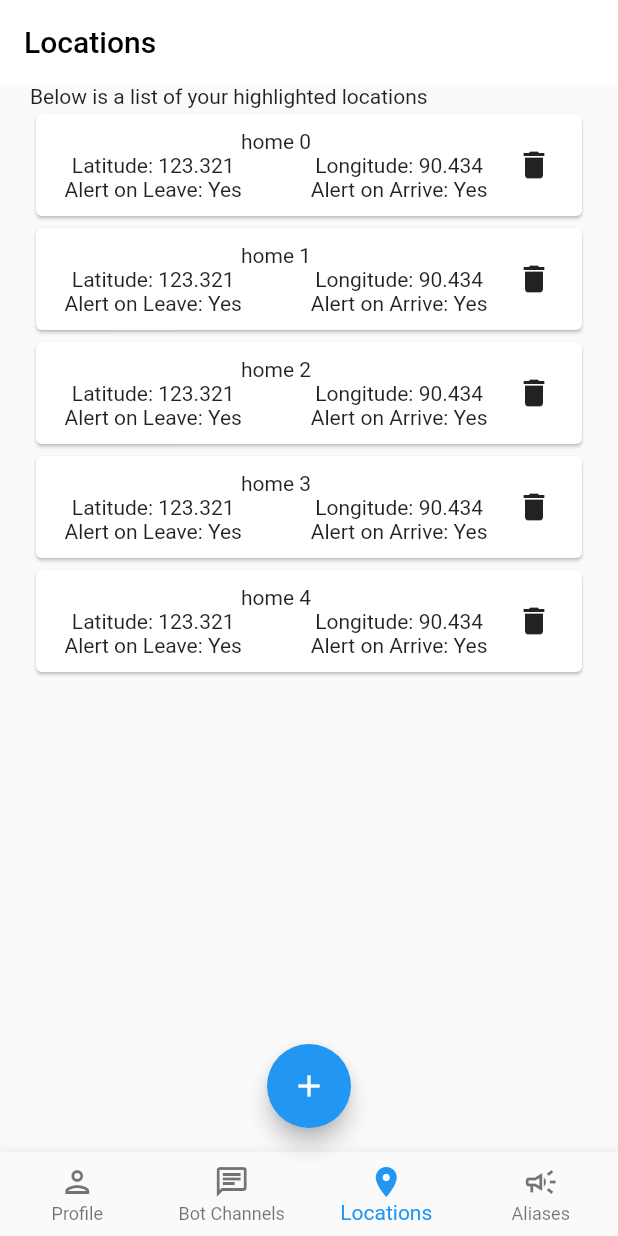
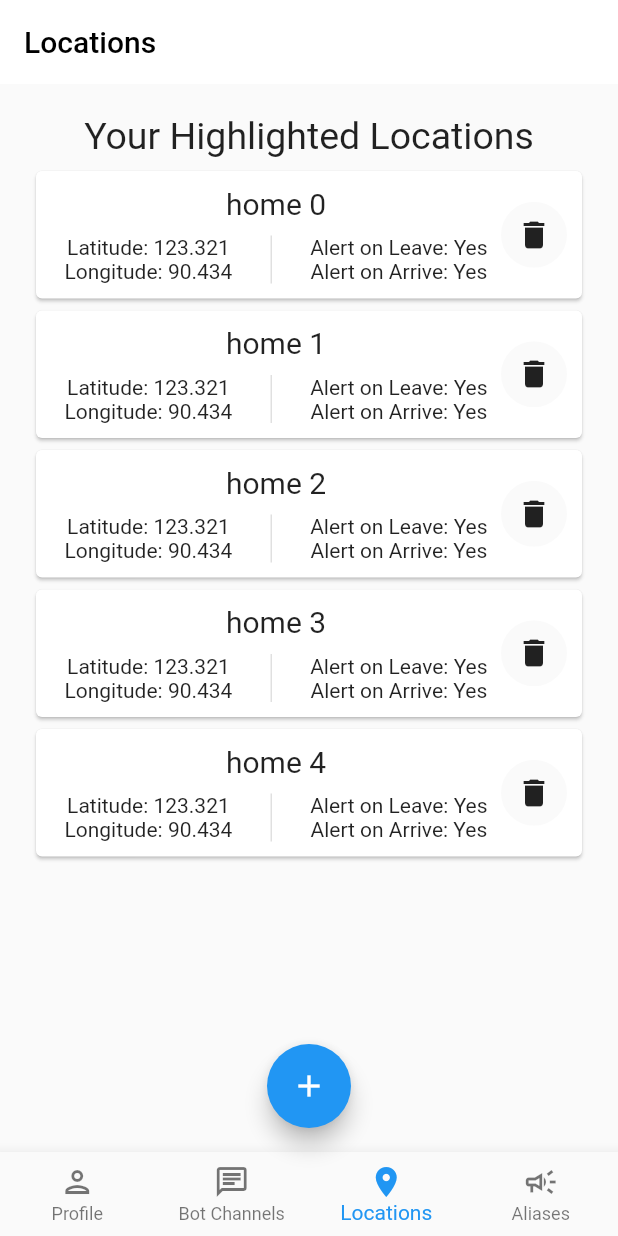
Before and after one commit to SteveImmanuel/trackme-mobile, a Flutter app: the screen it shows after launch, item 3 of the bottom bar chosen, on a phone screen of 412 x 824 dp. Run offline on Flutter 3.47's test engine with Material 2 defaults, Android fonts, the phone set to English and light mode, and no system bars.

Commit message:
Fix callback invocation

```diff
--- a/lib/widgets/locations.dart
+++ b/lib/widgets/locations.dart
@@ -1,53 +1,25 @@
 import 'package:flutter/material.dart';
+import 'package:trackme_mobile/utilities/custom_callback_types.dart';
 
 class LocationListItem extends StatelessWidget {
-  const LocationListItem({
-    Key? key,
+  const LocationListItem(
+      {Key? key,
       required this.name,
       required this.latitude,
       required this.longitude,
       required this.alertOnLeave,
       required this.alertOnArrive,
-    required this.id,
-  }) : super(key: key);
+      required this.idx,
+      required this.onDeleteTapped})
+      : super(key: key);
 
-  final String id;
+  final int idx;
   final String name;
   final String latitude;
   final String longitude;
   final bool alertOnLeave;
   final bool alertOnArrive;
-
-  void _onConfirmDelete(BuildContext context, String id) {
-    // TODO: call api delete
-    Navigator.pop(context);
-  }
-
-  void _onDeclineDelete(BuildContext context) {
-    Navigator.pop(context);
-  }
-
-  Future<void> _onDeleteTapped(BuildContext context, String id) {
-    return showDialog(
-      context: context,
-      builder: (BuildContext context) {
-        return AlertDialog(
-          title: const Text('Delete Location'),
-          content: const Text('Are you sure you want to delete location X?'),
-          actions: [
-            TextButton(
-              child: const Text('Yes'),
-              onPressed: () => _onConfirmDelete(context, id),
-            ),
-            TextButton(
-              child: const Text('No'),
-              onPressed: () => _onDeclineDelete(context),
-            )
-          ],
-        );
-      },
-    );
-  }
+  final DeleteListItem onDeleteTapped;
 
   String _formatCoordinates(String coordinate) {
     return num.parse(coordinate).toStringAsFixed(3);
@@ -60,6 +32,7 @@ class LocationListItem extends StatelessWidget {
   @override
   Widget build(BuildContext context) {
     return Card(
+      child: InkWell(
         child: Padding(
           padding: const EdgeInsets.all(10),
           child: Row(
@@ -67,36 +40,56 @@ class LocationListItem extends StatelessWidget {
               Expanded(
                 child: Column(
                   children: [
-                  Text(name),
-                  Row(
+                    Text(
+                      name,
+                      style: const TextStyle(
+                        fontSize: 20,
+                      ),
+                    ),
+                    const SizedBox(height: 10),
+                    IntrinsicHeight(
+                      child: Row(
                         mainAxisAlignment: MainAxisAlignment.spaceAround,
                         children: [
                           Column(
                             children: [
                               Text('Latitude: ${_formatCoordinates(latitude)}'),
                               Text(
-                              'Alert on Leave: ${_boolToString(alertOnLeave)}'),
+                                  'Longitude: ${_formatCoordinates(longitude)}'),
                             ],
                           ),
-                      VerticalDivider(width: 10,thickness: 4,),
+                          const VerticalDivider(
+                            thickness: 1,
+                          ),
                           Column(
                             children: [
-                          Text('Longitude: ${_formatCoordinates(longitude)}'),
+                              Text(
+                                  'Alert on Leave: ${_boolToString(alertOnLeave)}'),
                               Text(
                                   'Alert on Arrive: ${_boolToString(alertOnArrive)}'),
                             ],
                           ),
                         ],
                       ),
+                    ),
                   ],
                 ),
               ),
-            const Padding(
+              ClipOval(
+                child: Material(
+                  child: InkWell(
+                    child: const Padding(
                       padding: EdgeInsets.all(10),
                       child: Icon(Icons.delete),
+                    ),
+                    onTap: () => onDeleteTapped(context, idx),
+                  ),
+                ),
               )
             ],
           ),
+        ),
+        onTap: () {},
       ),
     );
   }
@@ -114,6 +107,37 @@ class _LocationListState extends State<LocationList> {
   final List<int> _listData = [];
   int tempCounter = 0;
   bool _isLoading = true;
+
+  void _onConfirmDelete(BuildContext context, int idx) {
+    // TODO: call api delete
+    Navigator.pop(context);
+  }
+
+  void _onDeclineDelete(BuildContext context) {
+    Navigator.pop(context);
+  }
+
+  Future<void> _onDeleteTapped(BuildContext context, int idx) {
+    return showDialog(
+      context: context,
+      builder: (BuildContext context) {
+        return AlertDialog(
+          title: const Text('Delete Location'),
+          content: const Text('Are you sure you want to delete location X?'),
+          actions: [
+            TextButton(
+              child: const Text('Yes'),
+              onPressed: () => _onConfirmDelete(context, idx),
+            ),
+            TextButton(
+              child: const Text('No'),
+              onPressed: () => _onDeclineDelete(context),
+            )
+          ],
+        );
+      },
+    );
+  }
 
   Future<void> TestSleep() async {
     await Future.delayed(const Duration(milliseconds: 1000));
@@ -162,12 +186,13 @@ class _LocationListState extends State<LocationList> {
           curve: Curves.easeIn,
         )),
         child: LocationListItem(
-          id: index.toString(),
+          idx: index,
           name: 'home $item',
           latitude: '123.321231',
           longitude: '90.43434',
           alertOnArrive: true,
           alertOnLeave: true,
+          onDeleteTapped: _onDeleteTapped,
         ),
       ),
     );
@@ -191,12 +216,6 @@ class _LocationListState extends State<LocationList> {
     }
 
     return result;
-
-    // return AnimatedList(
-    //   key: listKey,
-    //   initialItemCount: _listData.length,
-    //   itemBuilder: _itemBuilder,
-    // );
   }
 }
 
@@ -207,9 +226,16 @@ class Locations extends StatelessWidget {
   Widget build(BuildContext context) {
     return Column(
       mainAxisAlignment: MainAxisAlignment.start,
-      crossAxisAlignment: CrossAxisAlignment.start,
+      crossAxisAlignment: CrossAxisAlignment.center,
       children: const [
-        Text('Below is a list of your highlighted locations'),
+        SizedBox(height: 20),
+        Text(
+          'Your Highlighted Locations',
+          style: TextStyle(
+            fontSize: 25,
+          ),
+        ),
+        SizedBox(height: 5),
         LocationList(),
       ],
     );
```
Also changed, not shown: lib/widgets/bot_channels.dart (+57 -11 lines). Lines whose indentation alone changed are shown as unchanged.
